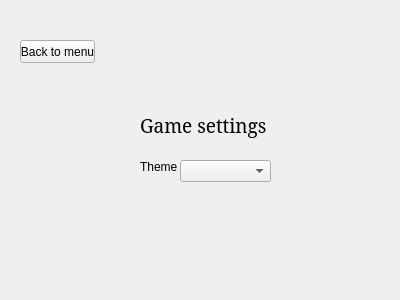
fostfox/snake_game, file code/wgt_pages/page_settings.ui: the form before one commit.
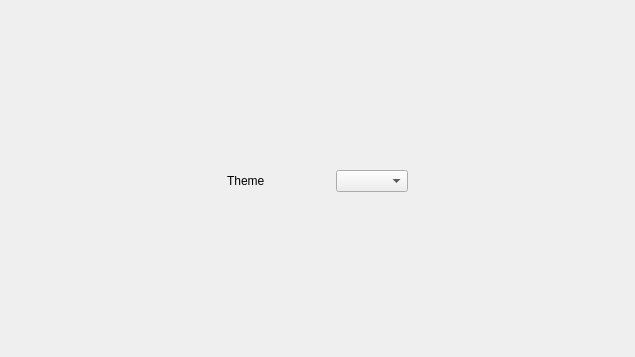
The form after the commit.

Diff of the .ui file:
```diff
--- a/code/wgt_pages/page_settings.ui
+++ b/code/wgt_pages/page_settings.ui
@@ -6,68 +6,135 @@
    <rect>
     <x>0</x>
     <y>0</y>
-    <width>400</width>
-    <height>300</height>
+    <width>635</width>
+    <height>357</height>
    </rect>
   </property>
   <property name="windowTitle">
    <string>Form</string>
   </property>
-  <widget class="QLabel" name="label_2">
-   <property name="geometry">
-    <rect>
-     <x>140</x>
-     <y>160</y>
-     <width>47</width>
-     <height>13</height>
-    </rect>
-   </property>
-   <property name="text">
-    <string>Theme</string>
-   </property>
-  </widget>
-  <widget class="QComboBox" name="comboBox">
-   <property name="geometry">
-    <rect>
-     <x>180</x>
-     <y>160</y>
-     <width>91</width>
-     <height>22</height>
-    </rect>
-   </property>
-  </widget>
-  <widget class="QLabel" name="label">
-   <property name="geometry">
-    <rect>
-     <x>140</x>
-     <y>110</y>
-     <width>161</width>
-     <height>31</height>
-    </rect>
-   </property>
-   <property name="font">
-    <font>
-     <family>MS Serif</family>
-     <pointsize>14</pointsize>
-    </font>
-   </property>
-   <property name="text">
-    <string>Game settings</string>
-   </property>
-  </widget>
-  <widget class="QPushButton" name="pushButton_menu">
-   <property name="geometry">
-    <rect>
-     <x>20</x>
-     <y>40</y>
-     <width>75</width>
-     <height>23</height>
-    </rect>
-   </property>
-   <property name="text">
-    <string>Back to menu</string>
-   </property>
-  </widget>
+  <property name="styleSheet">
+   <string notr="true"/>
+  </property>
+  <layout class="QGridLayout" name="gridLayout">
+   <item row="0" column="0">
+    <layout class="QVBoxLayout" name="verticalLayout" stretch="1,2,1,3">
+     <item>
+      <layout class="QHBoxLayout" name="horizontalLayout_2" stretch="1,4">
+       <item>
+        <widget class="QPushButton" name="pushButton_menu">
+         <property name="sizePolicy">
+          <sizepolicy hsizetype="Minimum" vsizetype="Minimum">
+           <horstretch>0</horstretch>
+           <verstretch>0</verstretch>
+          </sizepolicy>
+         </property>
+         <property name="flat">
+          <bool>true</bool>
+         </property>
+        </widget>
+       </item>
+       <item>
+        <spacer name="horizontalSpacer_2">
+         <property name="orientation">
+          <enum>Qt::Horizontal</enum>
+         </property>
+         <property name="sizeHint" stdset="0">
+          <size>
+           <width>40</width>
+           <height>20</height>
+          </size>
+         </property>
+        </spacer>
+       </item>
+      </layout>
+     </item>
+     <item>
+      <spacer name="verticalSpacer">
+       <property name="orientation">
+        <enum>Qt::Vertical</enum>
+       </property>
+       <property name="sizeHint" stdset="0">
+        <size>
+         <width>20</width>
+         <height>134</height>
+        </size>
+       </property>
+      </spacer>
+     </item>
+     <item>
+      <layout class="QHBoxLayout" name="horizontalLayout_3" stretch="6,5,6">
+       <item>
+        <spacer name="horizontalSpacer_3">
+         <property name="orientation">
+          <enum>Qt::Horizontal</enum>
+         </property>
+         <property name="sizeHint" stdset="0">
+          <size>
+           <width>40</width>
+           <height>20</height>
+          </size>
+         </property>
+        </spacer>
+       </item>
+       <item>
+        <layout class="QHBoxLayout" name="horizontalLayout" stretch="2,1,2">
+         <item>
+          <widget class="QLabel" name="labelTheme">
+           <property name="text">
+            <string>Theme</string>
+           </property>
+          </widget>
+         </item>
+         <item>
+          <spacer name="horizontalSpacer">
+           <property name="orientation">
+            <enum>Qt::Horizontal</enum>
+           </property>
+           <property name="sizeHint" stdset="0">
+            <size>
+             <width>40</width>
+             <height>20</height>
+            </size>
+           </property>
+          </spacer>
+         </item>
+         <item>
+          <widget class="QComboBox" name="comboBox"/>
+         </item>
+        </layout>
+       </item>
+       <item>
+        <spacer name="horizontalSpacer_4">
+         <property name="orientation">
+          <enum>Qt::Horizontal</enum>
+         </property>
+         <property name="sizeHint" stdset="0">
+          <size>
+           <width>40</width>
+           <height>20</height>
+          </size>
+         </property>
+        </spacer>
+       </item>
+      </layout>
+     </item>
+     <item>
+      <spacer name="verticalSpacer_2">
+       <property name="orientation">
+        <enum>Qt::Vertical</enum>
+       </property>
+       <property name="sizeHint" stdset="0">
+        <size>
+         <width>20</width>
+         <height>135</height>
+        </size>
+       </property>
+      </spacer>
+     </item>
+    </layout>
+   </item>
+  </layout>
  </widget>
  <resources/>
  <connections/>
```
